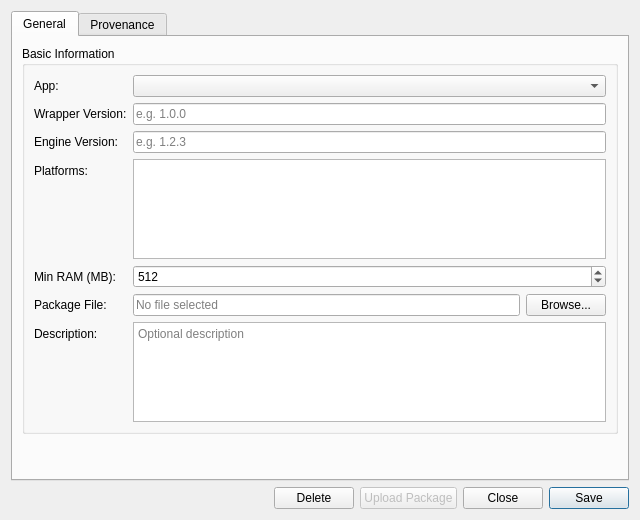
OreStudio/OreStudio, file projects/ores.qt/ui/AppVersionDetailDialog.ui: the form before one commit.
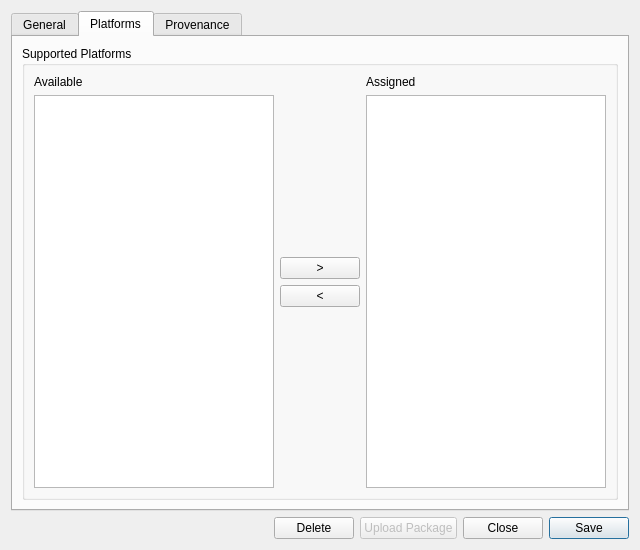
The form after the commit. The open tabs and pages were chosen to show the change. Custom widgets are drawn as their Qt base class.

Commit message: [compute] Add platforms dual-list selector to AppVersionDetailDialog

Patch:
```diff
--- a/projects/ores.qt/ui/AppVersionDetailDialog.ui
+++ b/projects/ores.qt/ui/AppVersionDetailDialog.ui
@@ -7,13 +7,13 @@
     <x>0</x>
     <y>0</y>
     <width>640</width>
-    <height>520</height>
+    <height>550</height>
    </rect>
   </property>
   <property name="minimumSize">
    <size>
     <width>640</width>
-    <height>520</height>
+    <height>550</height>
    </size>
   </property>
   <property name="windowTitle">
@@ -61,26 +61,11 @@
            </widget>
           </item>
           <item row="3" column="0">
-           <widget class="QLabel" name="labelPlatform">
-            <property name="text"><string>Platforms:</string></property>
-           </widget>
-          </item>
-          <item row="3" column="1">
-           <widget class="QListWidget" name="platformsList">
-            <property name="minimumSize">
-             <size><width>0</width><height>80</height></size>
-            </property>
-            <property name="maximumSize">
-             <size><width>16777215</width><height>100</height></size>
-            </property>
-           </widget>
-          </item>
-          <item row="4" column="0">
            <widget class="QLabel" name="labelMinRam">
             <property name="text"><string>Min RAM (MB):</string></property>
            </widget>
           </item>
-          <item row="4" column="1">
+          <item row="3" column="1">
            <widget class="QSpinBox" name="minRamSpinBox">
             <property name="minimum"><number>0</number></property>
             <property name="maximum"><number>1048576</number></property>
@@ -88,12 +73,12 @@
             <property name="value"><number>512</number></property>
            </widget>
           </item>
-          <item row="5" column="0">
+          <item row="4" column="0">
            <widget class="QLabel" name="labelPackageFile">
             <property name="text"><string>Package File:</string></property>
            </widget>
           </item>
-          <item row="5" column="1">
+          <item row="4" column="1">
            <layout class="QHBoxLayout" name="packageLayout">
             <item>
              <widget class="QLineEdit" name="packageFilePathEdit">
@@ -109,12 +94,12 @@
             </item>
            </layout>
           </item>
-          <item row="6" column="0">
+          <item row="5" column="0">
            <widget class="QLabel" name="labelDescription">
             <property name="text"><string>Description:</string></property>
            </widget>
           </item>
-          <item row="6" column="1">
+          <item row="5" column="1">
            <widget class="QPlainTextEdit" name="descriptionEdit">
             <property name="minimumSize">
              <size><width>0</width><height>60</height></size>
@@ -138,6 +123,74 @@
        </item>
       </layout>
      </widget>
+     <widget class="QWidget" name="platformsTab">
+      <attribute name="title"><string>Platforms</string></attribute>
+      <layout class="QVBoxLayout" name="platformsTabLayout">
+       <item>
+        <widget class="QGroupBox" name="platformsGroup">
+         <property name="title"><string>Supported Platforms</string></property>
+         <layout class="QHBoxLayout" name="platformsHLayout">
+          <item>
+           <layout class="QVBoxLayout" name="availableLayout">
+            <item>
+             <widget class="QLabel" name="labelAvailable">
+              <property name="text"><string>Available</string></property>
+             </widget>
+            </item>
+            <item>
+             <widget class="QListWidget" name="availablePlatformsList"/>
+            </item>
+           </layout>
+          </item>
+          <item>
+           <layout class="QVBoxLayout" name="buttonsLayout">
+            <item>
+             <spacer name="buttonTopSpacer">
+              <property name="orientation"><enum>Qt::Vertical</enum></property>
+              <property name="sizeHint" stdset="0">
+               <size><width>20</width><height>40</height></size>
+              </property>
+             </spacer>
+            </item>
+            <item>
+             <widget class="QPushButton" name="addPlatformButton">
+              <property name="text"><string>&gt;</string></property>
+              <property name="maximumWidth"><number>40</number></property>
+             </widget>
+            </item>
+            <item>
+             <widget class="QPushButton" name="removePlatformButton">
+              <property name="text"><string>&lt;</string></property>
+              <property name="maximumWidth"><number>40</number></property>
+             </widget>
+            </item>
+            <item>
+             <spacer name="buttonBottomSpacer">
+              <property name="orientation"><enum>Qt::Vertical</enum></property>
+              <property name="sizeHint" stdset="0">
+               <size><width>20</width><height>40</height></size>
+              </property>
+             </spacer>
+            </item>
+           </layout>
+          </item>
+          <item>
+           <layout class="QVBoxLayout" name="assignedLayout">
+            <item>
+             <widget class="QLabel" name="labelAssigned">
+              <property name="text"><string>Assigned</string></property>
+             </widget>
+            </item>
+            <item>
+             <widget class="QListWidget" name="assignedPlatformsList"/>
+            </item>
+           </layout>
+          </item>
+         </layout>
+        </widget>
+       </item>
+      </layout>
+     </widget>
      <widget class="QWidget" name="provenanceTab">
       <attribute name="title"><string>Provenance</string></attribute>
       <layout class="QVBoxLayout" name="provenanceTabLayout">
```
The commit also changes 11 other files.
